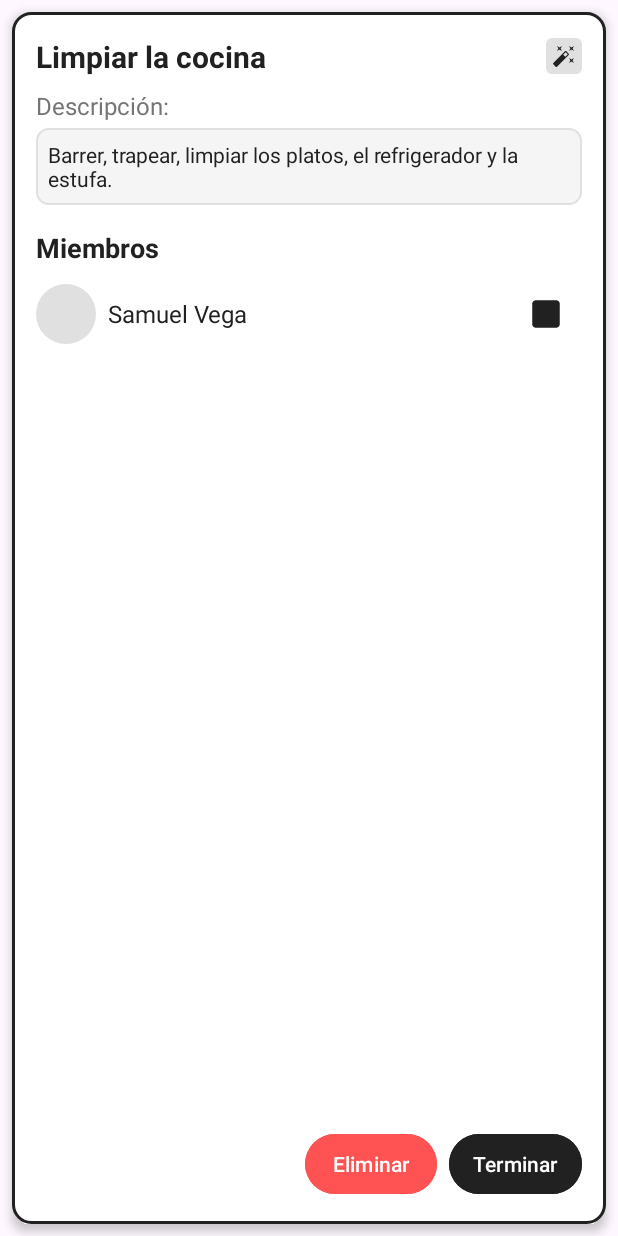
After one commit to Yalam14/Proyecto-Final---Gestor-de-tareas-del-hogar, an Android app: the layout detalle_tarea.xml on its own in the app's theme, with its tools: preview values and no code run, on a phone screen of 412 x 824 dp. The commit adds this screen. Run offline under Robolectric (Android 15) with nearby library versions, the phone set to English and light mode, and no system bars.

Commit message:
Pantalla detalle de tarea

```diff
--- /dev/null
+++ b/app/src/main/res/drawable/baseline_auto_fix_high_24.xml
@@ -0,0 +1,5 @@
+<vector xmlns:android="http://schemas.android.com/apk/res/android" android:height="24dp" android:tint="#000000" android:viewportHeight="24" android:viewportWidth="24" android:width="24dp">
+
+    <path android:fillColor="@android:color/white" android:pathData="M7.5,5.6L10,7 8.6,4.5 10,2 7.5,3.4 5,2l1.4,2.5L5,7zM19.5,15.4L17,14l1.4,2.5L17,19l2.5,-1.4L22,19l-1.4,-2.5L22,14zM22,2l-2.5,1.4L17,2l1.4,2.5L17,7l2.5,-1.4L22,7l-1.4,-2.5zM14.37,7.29c-0.39,-0.39 -1.02,-0.39 -1.41,0L1.29,18.96c-0.39,0.39 -0.39,1.02 0,1.41l2.34,2.34c0.39,0.39 1.02,0.39 1.41,0L16.7,11.05c0.39,-0.39 0.39,-1.02 0,-1.41l-2.33,-2.35zM13.34,12.78l-2.12,-2.12 2.44,-2.44 2.12,2.12 -2.44,2.44z"/>
+
+</vector>
--- /dev/null
+++ b/app/src/main/res/drawable/boton_editable.xml
@@ -0,0 +1,15 @@
+<selector xmlns:android="http://schemas.android.com/apk/res/android">
+    <item android:state_pressed="true">
+        <shape android:shape="rectangle">
+            <solid android:color="#E0E0E0" />
+            <corners android:radius="12dp" />
+        </shape>
+    </item>
+    <item>
+        <shape android:shape="rectangle">
+            <solid android:color="#FFFFFF" />
+            <stroke android:width="2dp" android:color="#212121" />
+            <corners android:radius="12dp" />
+        </shape>
+    </item>
+</selector>
--- /dev/null
+++ b/app/src/main/res/drawable/circle_background.xml
@@ -0,0 +1,4 @@
+<shape xmlns:android="http://schemas.android.com/apk/res/android"
+    android:shape="oval">
+    <solid android:color="#E0E0E0" />
+</shape>
--- /dev/null
+++ b/app/src/main/res/drawable/edit_text_background.xml
@@ -0,0 +1,6 @@
+<shape xmlns:android="http://schemas.android.com/apk/res/android"
+    android:shape="rectangle">
+    <solid android:color="#F5F5F5" />
+    <corners android:radius="8dp" />
+    <stroke android:width="1dp" android:color="#E0E0E0" />
+</shape>
--- /dev/null
+++ b/app/src/main/res/drawable/icono_editable.xml
@@ -0,0 +1,5 @@
+<shape xmlns:android="http://schemas.android.com/apk/res/android"
+    android:shape="rectangle">
+    <solid android:color="#E0E0E0" />
+    <corners android:radius="4dp" />
+</shape>
--- /dev/null
+++ b/app/src/main/res/layout/detalle_tarea.xml
@@ -0,0 +1,146 @@
+<LinearLayout
+    xmlns:android="http://schemas.android.com/apk/res/android"
+    xmlns:tools="http://schemas.android.com/tools"
+    android:layout_width="match_parent"
+    android:layout_height="match_parent"
+    android:orientation="vertical"
+    android:padding="16dp"
+    android:background="@drawable/boton_editable"
+    android:elevation="4dp"
+    android:layout_margin="8dp">
+
+
+    <LinearLayout
+        android:layout_width="match_parent"
+        android:layout_height="wrap_content"
+        android:orientation="horizontal"
+        android:gravity="center_vertical">
+
+        <TextView
+            android:layout_width="0dp"
+            android:layout_height="wrap_content"
+            android:text="Limpiar la cocina"
+            android:textSize="20sp"
+            android:textColor="#212121"
+            android:textStyle="bold"
+            android:layout_weight="1" />
+
+        <ImageView
+            android:layout_width="24dp"
+            android:layout_height="24dp"
+            android:src="@drawable/baseline_auto_fix_high_24"
+            android:contentDescription="Editar"
+            android:tint="#212121"
+            android:padding="4dp"
+            android:background="@drawable/icono_editable"
+            tools:ignore="UseAppTint" />
+    </LinearLayout>
+
+
+    <TextView
+        android:layout_width="wrap_content"
+        android:layout_height="wrap_content"
+        android:text="Descripción:"
+        android:textColor="#757575"
+        android:textSize="16sp"
+        android:layout_marginTop="8dp" />
+
+    <EditText
+        android:layout_width="match_parent"
+        android:layout_height="wrap_content"
+        android:hint="Descripción de la tarea"
+        android:text="Barrer, trapear, limpiar los platos, el refrigerador y la estufa."
+        android:background="@drawable/edit_text_background"
+        android:textColor="#212121"
+        android:textSize="14sp"
+        android:layout_marginTop="4dp"
+        android:padding="8dp" />
+
+    <!-- Lista de miembros -->
+    <TextView
+        android:layout_width="wrap_content"
+        android:layout_height="wrap_content"
+        android:text="Miembros"
+        android:textColor="#212121"
+        android:textSize="18sp"
+        android:textStyle="bold"
+        android:layout_marginTop="16dp" />
+
+
+    <LinearLayout
+        android:layout_width="match_parent"
+        android:layout_height="wrap_content"
+        android:orientation="vertical">
+
+
+        <LinearLayout
+            android:layout_width="match_parent"
+            android:layout_height="wrap_content"
+            android:orientation="horizontal"
+            android:gravity="center_vertical"
+            android:layout_marginTop="8dp">
+
+            <ImageView
+                android:layout_width="40dp"
+                android:layout_height="40dp"
+                android:background="@drawable/circle_background"
+
+                android:contentDescription="Avatar" />
+
+            <TextView
+                android:layout_width="0dp"
+                android:layout_height="wrap_content"
+                android:text="Samuel Vega"
+                android:textSize="16sp"
+                android:textColor="#212121"
+                android:layout_marginStart="8dp"
+                android:layout_weight="1" />
+
+            <CheckBox
+                android:layout_width="wrap_content"
+                android:layout_height="wrap_content"
+                android:buttonTint="#212121"
+                android:checked="true" />
+        </LinearLayout>
+
+    </LinearLayout>
+
+
+    <Space
+        android:layout_width="match_parent"
+        android:layout_height="0dp"
+        android:layout_weight="1" />
+
+
+    <LinearLayout
+        android:layout_width="match_parent"
+        android:layout_height="wrap_content"
+        android:orientation="horizontal"
+        android:gravity="end"
+        android:layout_marginTop="16dp">
+
+        <Button
+            android:layout_width="wrap_content"
+            android:layout_height="wrap_content"
+            android:text="Eliminar"
+            android:backgroundTint="#FF5252"
+            android:textColor="#FFFFFF"
+
+            android:drawablePadding="8dp"
+            android:paddingHorizontal="16dp"
+            android:elevation="2dp"
+            android:layout_marginEnd="8dp" />
+
+        <Button
+            android:layout_width="wrap_content"
+            android:layout_height="wrap_content"
+            android:text="Terminar"
+            android:backgroundTint="#212121"
+            android:textColor="#FFFFFF"
+            android:layout_gravity="center"
+            android:drawablePadding="8dp"
+            android:paddingHorizontal="16dp"
+            android:elevation="2dp" />
+    </LinearLayout>
+
+</LinearLayout>
--- a/app/src/main/res/values/colors.xml
+++ b/app/src/main/res/values/colors.xml
@@ -2,4 +2,5 @@
 <resources>
     <color name="black">#FF000000</color>
     <color name="white">#FFFFFFFF</color>
+    <color name="darkGray">#212121</color>
 </resources>
```
